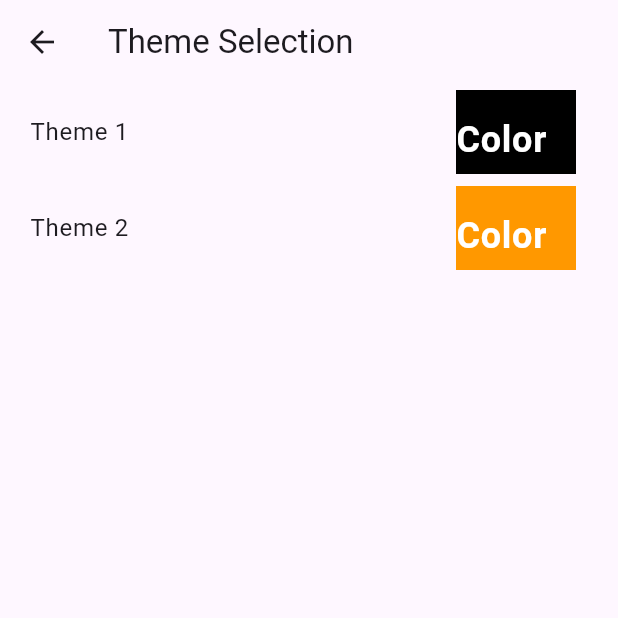
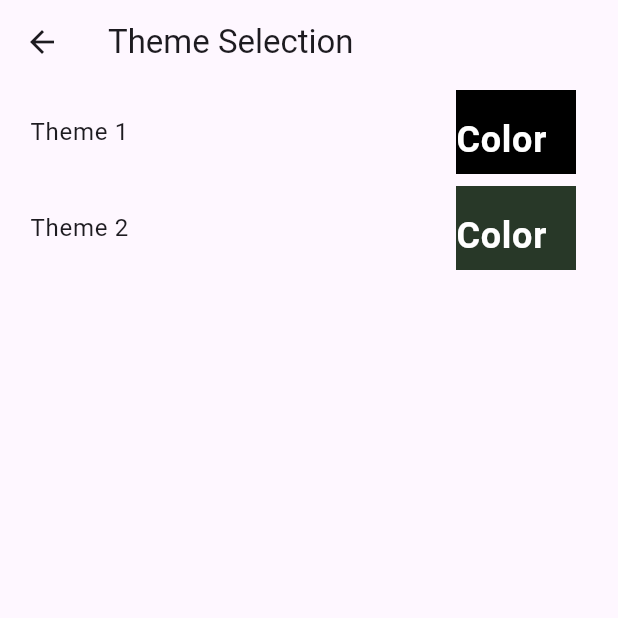
Before and after one commit to bitethecode/everyday-stoics, a Flutter app: the ThemeSelectionScreen screen opened directly, on a phone screen of 412 x 824 dp, the top half of it. Run offline on Flutter 3.47's test engine with Material 2 defaults, Android fonts, the phone set to English and light mode, and no system bars; our stand-ins replace share_plus, shared_preferences; missing offline and left inert: lit_starfield; accounts and stored records are empty.

Commit message:
Clean up the code

```diff
--- a/lib/saved_quotes.dart
+++ b/lib/saved_quotes.dart
@@ -45,7 +45,6 @@ class _SavedQuotesScreenState extends State<SavedQuotesScreen> {
                 icon: const Icon(Icons.delete),
                 onPressed: () {
                   // Show a confirmation dialog if needed
-
                   removeQuoteFromSharedPreferences(quoteData.id);
                   setState(() {
                     savedQuotes.removeWhere((item) => item.id == quoteData.id);
--- a/lib/settings.dart
+++ b/lib/settings.dart
@@ -11,12 +11,9 @@ class SettingsScreen extends StatefulWidget {
 }
 
 class _SettingsScreenState extends State<SettingsScreen> {
-  // List<QuoteData> savedQuotes = [];
-
   @override
   void initState() {
     super.initState();
-    // setSavedQuotes();
   }
 
   void showThemes() {
--- a/lib/themes.dart
+++ b/lib/themes.dart
@@ -1,20 +1,17 @@
 import 'package:flutter/material.dart';
 import 'package:flutter_application_1/themes_preview.dart';
 import 'package:provider/provider.dart';
-import 'themes_preview.dart';
 import 'change_notifier.dart';
 
 List<ThemeData> availableThemes = [
   ThemeData(
     brightness: Brightness.light,
     primaryColor: Colors.black,
-    backgroundColor: Colors.white,
     // Add more properties as per your requirements
   ),
   ThemeData(
     brightness: Brightness.dark,
-    primaryColor: Colors.orange,
-    backgroundColor: Colors.black,
+    primaryColor: Color(0xFF283828),
     // Add more properties as per your requirements
   ),
   // Add more themes as neededselectTheme
@@ -48,7 +45,7 @@ class _ThemeSelectionScreenState extends State<ThemeSelectionScreen> {
   Widget build(BuildContext context) {
     return Scaffold(
       appBar: AppBar(
-        title: Text('Theme Selection'),
+        title: const Text('Theme Selection'),
       ),
       body: ListView.builder(
         itemCount: availableThemes.length,
```
Also changed, not shown: lib/main.dart (+0 -13 lines), lib/themes_preview.dart (+0 -20 lines).
